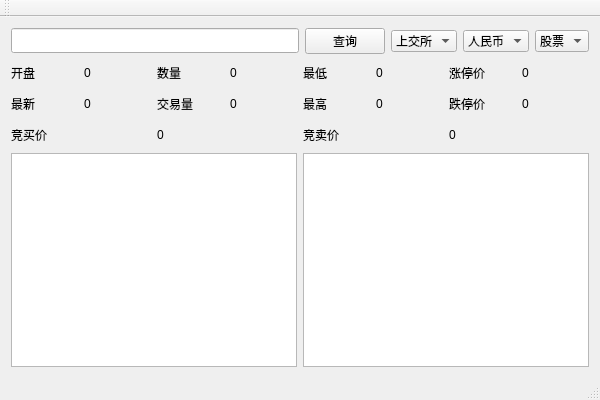
ColmonBai/stock_market_viewer, file Viewer/viewer.ui: the form before one commit.
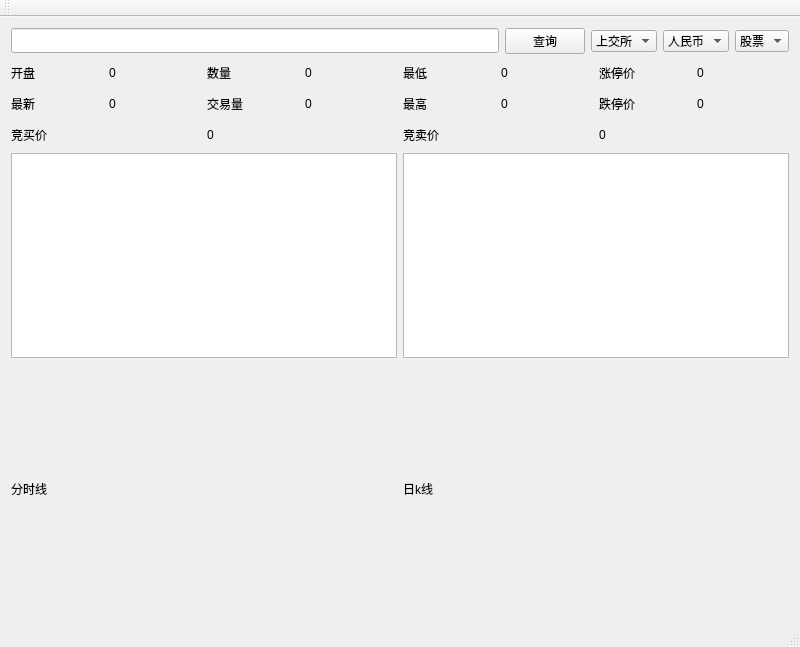
The form after the commit. Icons and pictures are not drawn.

Commit message: v1.2 add time lines

The edit to the form file:
```diff
--- a/Viewer/viewer.ui
+++ b/Viewer/viewer.ui
@@ -6,8 +6,8 @@
    <rect>
     <x>0</x>
     <y>0</y>
-    <width>600</width>
-    <height>400</height>
+    <width>800</width>
+    <height>647</height>
    </rect>
   </property>
   <property name="windowTitle">
@@ -17,6 +17,9 @@
    <iconset resource="viewer.qrc">
     <normaloff>:/Viewer/img/main_logo.ico</normaloff>:/Viewer/img/main_logo.ico</iconset>
   </property>
+  <property name="styleSheet">
+   <string notr="true"/>
+  </property>
   <widget class="QWidget" name="centralWidget">
    <layout class="QVBoxLayout" name="verticalLayout">
     <item>
@@ -264,13 +267,44 @@
        <number>0</number>
       </property>
       <item>
-       <widget class="QTableWidget" name="buyTableWidget"/>
+       <widget class="QTableWidget" name="buyTableWidget">
+        <property name="minimumSize">
+         <size>
+          <width>0</width>
+          <height>180</height>
+         </size>
+        </property>
+       </widget>
       </item>
       <item>
        <widget class="QTableWidget" name="sellTableWidget"/>
       </item>
      </layout>
     </item>
+    <item>
+     <layout class="QHBoxLayout" name="horizontalLayout_3">
+      <item>
+       <widget class="QLabel" name="timeLineLabel">
+        <property name="minimumSize">
+         <size>
+          <width>0</width>
+          <height>250</height>
+         </size>
+        </property>
+        <property name="text">
+         <string>分时线</string>
+        </property>
+       </widget>
+      </item>
+      <item>
+       <widget class="QLabel" name="dayKLineLabel">
+        <property name="text">
+         <string>日k线</string>
+        </property>
+       </widget>
+      </item>
+     </layout>
+    </item>
    </layout>
   </widget>
   <widget class="QMenuBar" name="menuBar">
```
Left out of the diff: 8 changed lines with no effect on the pictures. The commit also changes 9 other files.
